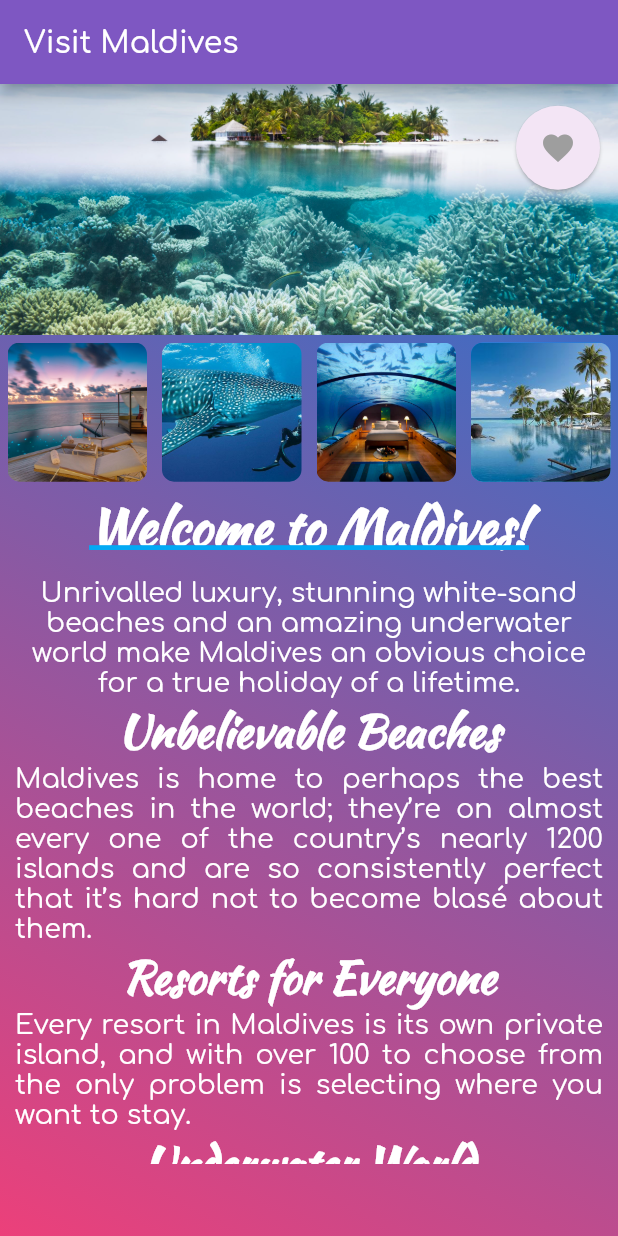
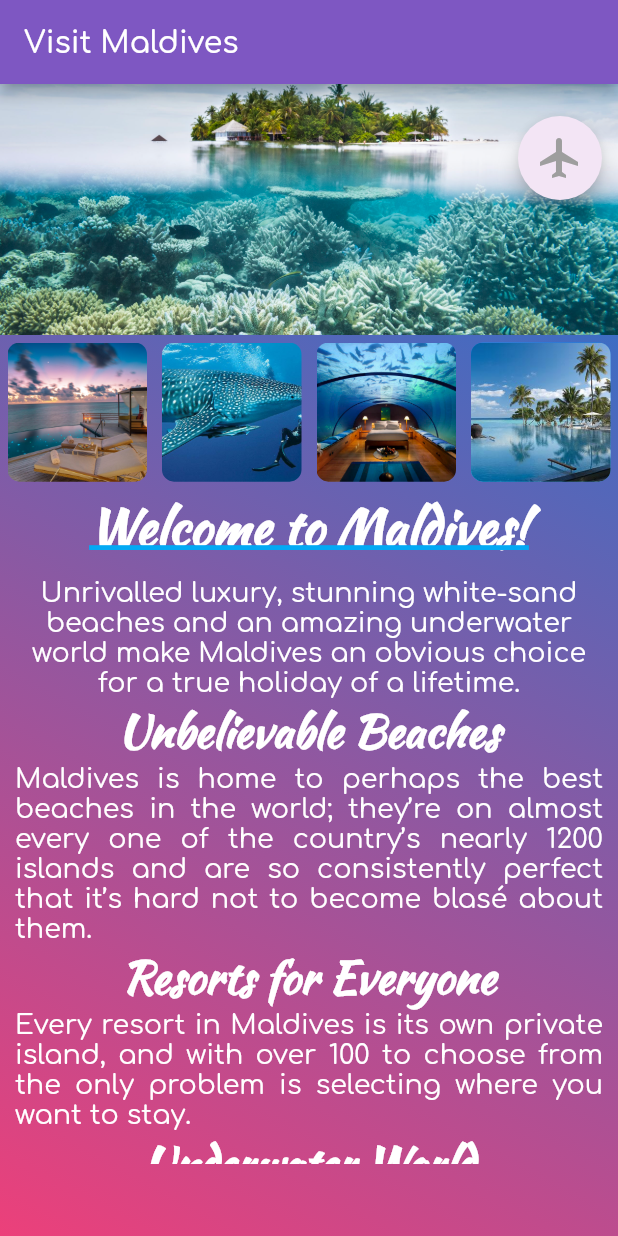
Before and after one commit to a-roseanne/FlutterWidgetsAngel, a Flutter app: the screen it shows after launch, on a phone screen of 412 x 824 dp. Run offline on Flutter 3.47's test engine with Material 2 defaults, Android fonts, the phone set to English and light mode, and no system bars.

Commit message:
fix button

```diff
--- a/lib/main.dart
+++ b/lib/main.dart
@@ -201,13 +201,8 @@ class _MyAppState extends State<MyApp> {
                         begin: Alignment.topRight,
                         end: Alignment.bottomLeft,
                         colors: <Color>[Colors.blue[700], Colors.pink[400]]))),
-            // Align(
-            //   alignment: Alignment.topRight,
-            // ),
-          ],
-        ),
-        floatingActionButtonLocation: FloatingActionButtonLocation.miniEndTop,
-        floatingActionButton: Container(
+            Align(
+              alignment: Alignment(0.94, -0.94),
               child: FloatingActionButton(
                 onPressed: () {
                   setState(() {
@@ -219,15 +214,18 @@ class _MyAppState extends State<MyApp> {
                   });
                 },
                 child: Icon(
-              Icons.favorite,
+                  Icons.flight,
+                  size: 32,
                   color: pressed ? Colors.pink : Colors.grey,
                 ),
                 splashColor: Colors.pink[100],
                 backgroundColor: Colors.purple[50],
-            elevation: 1,
               ),
-          padding: const EdgeInsets.only(top: 85.0),
             ),
+          ],
+        ),
+        // floatingActionButtonLocation: FloatingActionButtonLocation.miniEndTop,
+        // floatingActionButton: Container(),
       ),
     );
   }
```
Lines whose indentation alone changed are shown as unchanged.
